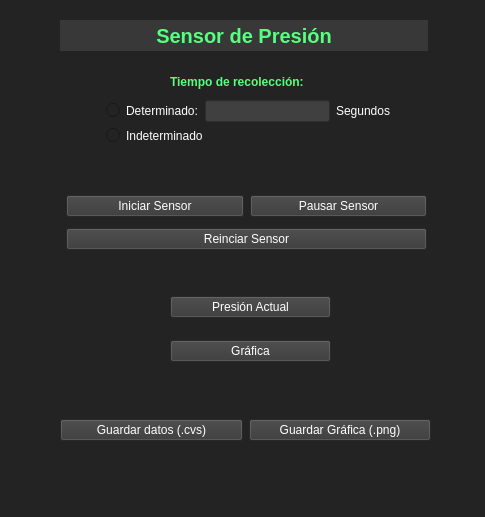
El-Ethanol/Servicio-Social, file Exectutable/Uis/principal.ui: the form before one commit.
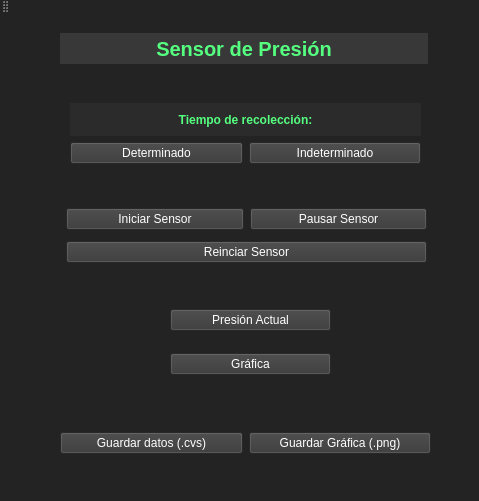
The form after the commit.

The edit to the form file:
```diff
--- a/Exectutable/Uis/principal.ui
+++ b/Exectutable/Uis/principal.ui
@@ -6,8 +6,8 @@
    <rect>
     <x>0</x>
     <y>0</y>
-    <width>485</width>
-    <height>517</height>
+    <width>479</width>
+    <height>501</height>
    </rect>
   </property>
   <property name="windowTitle">
@@ -57,60 +57,6 @@
      <set>Qt::AlignCenter</set>
     </property>
    </widget>
-   <widget class="QWidget" name="layoutWidget">
-    <property name="geometry">
-     <rect>
-      <x>100</x>
-      <y>100</y>
-      <width>291</width>
-      <height>62</height>
-     </rect>
-    </property>
-    <layout class="QFormLayout" name="formLayout">
-     <item row="0" column="1">
-      <layout class="QHBoxLayout" name="horizontalLayout_2">
-       <item>
-        <widget class="QRadioButton" name="r1">
-         <property name="styleSheet">
-          <string notr="true">color: rgb(255, 255, 255);</string>
-         </property>
-         <property name="text">
-          <string>Determinado:</string>
-         </property>
-        </widget>
-       </item>
-       <item>
-        <widget class="QLineEdit" name="l1">
-         <property name="styleSheet">
-          <string notr="true">background-color: rgb(64, 64, 64);
-color: rgb(255, 255, 255);</string>
-         </property>
-        </widget>
-       </item>
-       <item>
-        <widget class="QLabel" name="label_3">
-         <property name="styleSheet">
-          <string notr="true">color: rgb(255, 255, 255);</string>
-         </property>
-         <property name="text">
-          <string>Segundos</string>
-         </property>
-        </widget>
-       </item>
-      </layout>
-     </item>
-     <item row="1" column="1">
-      <widget class="QRadioButton" name="r2">
-       <property name="styleSheet">
-        <string notr="true">color: rgb(255, 255, 255);</string>
-       </property>
-       <property name="text">
-        <string>Indeterminado</string>
-       </property>
-      </widget>
-     </item>
-    </layout>
-   </widget>
    <widget class="QWidget" name="layoutWidget">
     <property name="geometry">
      <rect>
@@ -179,30 +125,7 @@
      </item>
     </layout>
    </widget>
-   <widget class="QLabel" name="label_2">
-    <property name="geometry">
-     <rect>
-      <x>170</x>
-      <y>70</y>
-      <width>251</width>
-      <height>24</height>
-     </rect>
-    </property>
-    <property name="font">
-     <font>
-      <weight>75</weight>
-      <bold>true</bold>
-     </font>
-    </property>
-    <property name="styleSheet">
-     <string notr="true">
-color: rgb(85, 255, 127);</string>
-    </property>
-    <property name="text">
-     <string>Tiempo de recolección:</string>
-    </property>
-   </widget>
-   <widget class="QWidget" name="">
+   <widget class="QWidget" name="layoutWidget">
     <property name="geometry">
      <rect>
       <x>66</x>
@@ -251,8 +174,77 @@
      </item>
     </layout>
    </widget>
+   <widget class="QWidget" name="layoutWidget">
+    <property name="geometry">
+     <rect>
+      <x>70</x>
+      <y>90</y>
+      <width>351</width>
+      <height>61</height>
+     </rect>
+    </property>
+    <layout class="QVBoxLayout" name="verticalLayout_3">
+     <item>
+      <widget class="QLabel" name="label_2">
+       <property name="font">
+        <font>
+         <weight>75</weight>
+         <bold>true</bold>
+        </font>
+       </property>
+       <property name="styleSheet">
+        <string notr="true">background-color: rgba(64, 64, 64, 72);
+color: rgb(85, 255, 127);</string>
+       </property>
+       <property name="text">
+        <string>Tiempo de recolección:</string>
+       </property>
+       <property name="alignment">
+        <set>Qt::AlignCenter</set>
+       </property>
+      </widget>
+     </item>
+     <item>
+      <layout class="QHBoxLayout" name="horizontalLayout_2">
+       <item>
+        <widget class="QPushButton" name="b1_2">
+         <property name="styleSheet">
+          <string notr="true">background-color: rgb(56, 56, 56);
+color: rgb(255, 255, 255);</string>
+         </property>
+         <property name="text">
+          <string>Determinado</string>
+         </property>
+        </widget>
+       </item>
+       <item>
+        <widget class="QPushButton" name="b1_3">
+         <property name="styleSheet">
+          <string notr="true">background-color: rgb(56, 56, 56);
+color: rgb(255, 255, 255);</string>
+         </property>
+         <property name="text">
+          <string>Indeterminado</string>
+         </property>
+        </widget>
+       </item>
+      </layout>
+     </item>
+    </layout>
+   </widget>
   </widget>
   <widget class="QStatusBar" name="statusbar"/>
+  <widget class="QToolBar" name="toolBar">
+   <property name="windowTitle">
+    <string>toolBar</string>
+   </property>
+   <attribute name="toolBarArea">
+    <enum>TopToolBarArea</enum>
+   </attribute>
+   <attribute name="toolBarBreak">
+    <bool>true</bool>
+   </attribute>
+  </widget>
   <action name="actionGuardar_Datos_cvs">
    <property name="text">
     <string>Guardar Datos (.cvs)</string>
```
